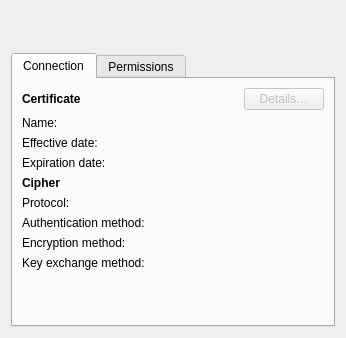
First picture: the form in src/ui/WebsiteInformationDialog.ui, repository OtterBrowser/otter-browser, before the edit.
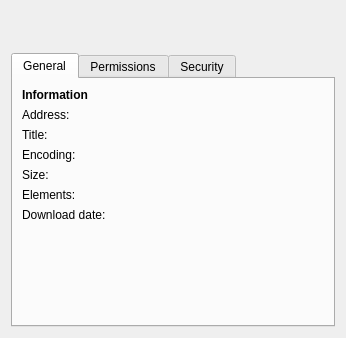
Second picture: the form after the edit. Custom widgets are drawn as their Qt base class.

Commit message: Add General tab to Website Information, references #1000

Patch:
```diff
--- a/src/ui/WebsiteInformationDialog.ui
+++ b/src/ui/WebsiteInformationDialog.ui
@@ -52,11 +52,96 @@
      <property name="usesScrollButtons">
       <bool>false</bool>
      </property>
-     <widget class="QWidget" name="connectionTab">
+     <widget class="QWidget" name="generalTab">
       <attribute name="title">
-       <string>Connection</string>
+       <string>General</string>
       </attribute>
-      <layout class="QFormLayout" name="formLayout">
+      <layout class="QFormLayout" name="generalLayout">
+       <item row="0" column="0">
+        <widget class="QLabel" name="informationHeaderLabel">
+         <property name="font">
+          <font>
+           <weight>75</weight>
+           <bold>true</bold>
+          </font>
+         </property>
+         <property name="text">
+          <string>Information</string>
+         </property>
+        </widget>
+       </item>
+       <item row="1" column="0">
+        <widget class="QLabel" name="addressLabel">
+         <property name="text">
+          <string>Address:</string>
+         </property>
+        </widget>
+       </item>
+       <item row="3" column="0">
+        <widget class="QLabel" name="encodingLabel">
+         <property name="text">
+          <string>Encoding:</string>
+         </property>
+        </widget>
+       </item>
+       <item row="4" column="0">
+        <widget class="QLabel" name="sizeLabel">
+         <property name="text">
+          <string>Size:</string>
+         </property>
+        </widget>
+       </item>
+       <item row="5" column="0">
+        <widget class="QLabel" name="elementsLabel">
+         <property name="text">
+          <string>Elements:</string>
+         </property>
+        </widget>
+       </item>
+       <item row="6" column="0">
+        <widget class="QLabel" name="downloadDateLabel">
+         <property name="text">
+          <string>Download date:</string>
+         </property>
+        </widget>
+       </item>
+       <item row="1" column="1">
+        <widget class="Otter::TextLabelWidget" name="addressLabelWidget" native="true"/>
+       </item>
+       <item row="3" column="1">
+        <widget class="Otter::TextLabelWidget" name="encodingLabelWidget" native="true"/>
+       </item>
+       <item row="4" column="1">
+        <widget class="Otter::TextLabelWidget" name="sizeLabelWidget" native="true"/>
+       </item>
+       <item row="5" column="1">
+        <widget class="Otter::TextLabelWidget" name="elementsLabelWidget" native="true"/>
+       </item>
+       <item row="6" column="1">
+        <widget class="Otter::TextLabelWidget" name="downloadDateLabelWidget" native="true"/>
+       </item>
+       <item row="2" column="0">
+        <widget class="QLabel" name="titleLabel">
+         <property name="text">
+          <string>Title:</string>
+         </property>
+        </widget>
+       </item>
+       <item row="2" column="1">
+        <widget class="Otter::TextLabelWidget" name="titleLabelWidget" native="true"/>
+       </item>
+      </layout>
+     </widget>
+     <widget class="QWidget" name="permissionsTab">
+      <attribute name="title">
+       <string>Permissions</string>
+      </attribute>
+     </widget>
+     <widget class="QWidget" name="securityTab">
+      <attribute name="title">
+       <string>Security</string>
+      </attribute>
+      <layout class="QFormLayout" name="securityLayout">
        <item row="0" column="0">
         <widget class="QLabel" name="certificateHeaderLabel">
          <property name="font">
@@ -105,7 +190,7 @@
         </widget>
        </item>
        <item row="5" column="0">
-        <widget class="QLabel" name="cipherProtcolLabel">
+        <widget class="QLabel" name="cipherProtocolLabel">
          <property name="text">
           <string>Protocol:</string>
          </property>
@@ -169,7 +254,7 @@
         <widget class="Otter::TextLabelWidget" name="certificateExpirationDateLabelWidget" native="true"/>
        </item>
        <item row="5" column="1">
-        <widget class="Otter::TextLabelWidget" name="cipherProtcolLabelWidget" native="true"/>
+        <widget class="Otter::TextLabelWidget" name="cipherProtocolLabelWidget" native="true"/>
        </item>
        <item row="6" column="1">
         <widget class="Otter::TextLabelWidget" name="cipherAuthenticationMethodLabelWidget" native="true"/>
@@ -182,11 +267,6 @@
        </item>
       </layout>
      </widget>
-     <widget class="QWidget" name="permissionsTab">
-      <attribute name="title">
-       <string>Permissions</string>
-      </attribute>
-     </widget>
     </widget>
    </item>
   </layout>
```
The commit also changes 3 other files.
